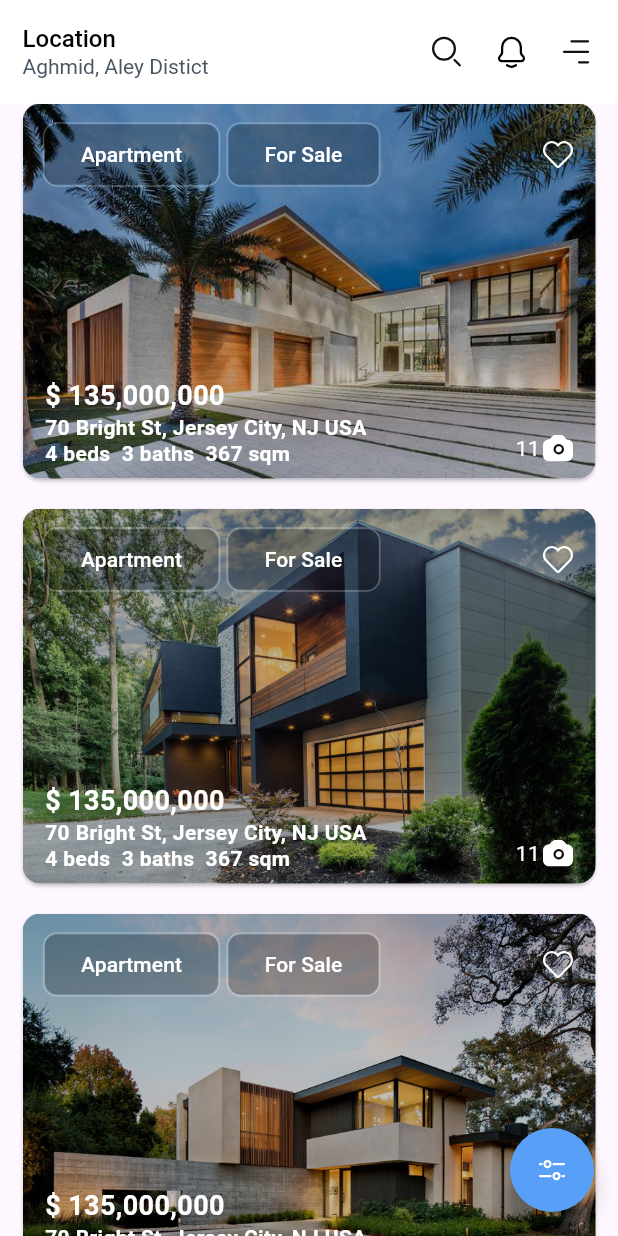
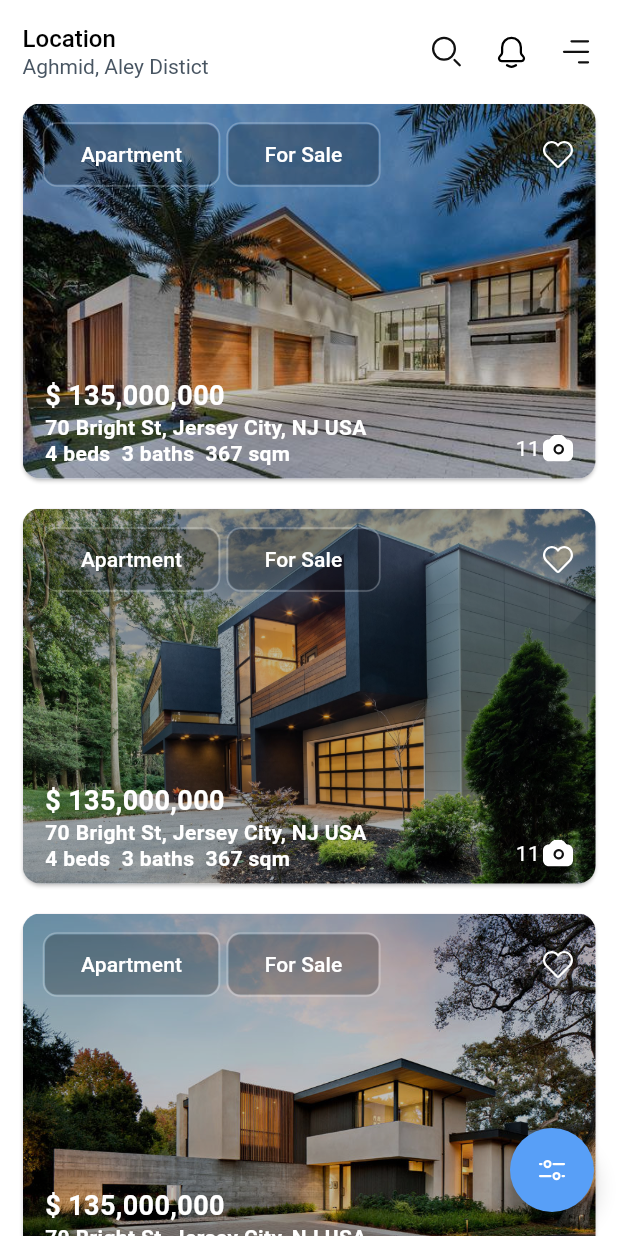
Before and after one commit to sajidrec/flutter_zillow, a Flutter app: the screen it shows after launch, on a phone screen of 412 x 824 dp. Run offline on Flutter 3.47's test engine with Material 3 defaults, Android fonts, the light colour scheme and no system bars; drawn by our look-alikes of carousel_slider; our stand-ins replace flutter_svg, get.

Commit message:
Refactor: Update image fit and set default scaffold background color
This commit includes two main changes:

1.  **Image Fit Update:** In `search_listing_page.dart`, the `fit` property for property images has been changed from `BoxFit.cover` to `BoxFit.fill`.
2.  **Default Background Color:** In `app.dart`, the `ThemeData` for the `GetMaterialApp` now sets `scaffoldBackgroundColor` to `AppColors.white`. This ensures a consistent white background for all scaffolds in the application.

```diff
--- a/lib/app.dart
+++ b/lib/app.dart
@@ -3,6 +3,8 @@ import 'package:get/get.dart';
 import 'package:zillow/controller_binders.dart';
 import 'package:zillow/routes/app_pages.dart';
 import 'package:zillow/routes/app_routes.dart';
+
+import 'utils/app_colors.dart';
 
 class Zillow extends StatelessWidget {
   const Zillow({super.key});
@@ -11,6 +13,7 @@ class Zillow extends StatelessWidget {
   Widget build(BuildContext context) {
     return GetMaterialApp(
       debugShowCheckedModeBanner: false,
+      theme: ThemeData(scaffoldBackgroundColor: AppColors.white),
       getPages: AppPages.pages,
       initialRoute: AppRoutes.searchListings,
       initialBinding: ControllerBinders(),
--- a/lib/presentation/search_listing/pages/search_listing_page.dart
+++ b/lib/presentation/search_listing/pages/search_listing_page.dart
@@ -14,6 +14,7 @@ class SearchListingPage extends StatelessWidget {
   Widget build(BuildContext context) {
     return SafeArea(
       child: Scaffold(
+
         body: GetBuilder<FabShowHideController>(
           builder: (controller) {
             return CustomScrollView(
@@ -87,7 +88,7 @@ class SearchListingPage extends StatelessWidget {
                                       children: [
                                         Image.asset(
                                           "assets/homes_img/${(index % 10) + 1}.jpg",
-                                          fit: BoxFit.cover,
+                                          fit: BoxFit.fill,
                                           width: double.infinity,
                                         ),
                                         Container(
```
